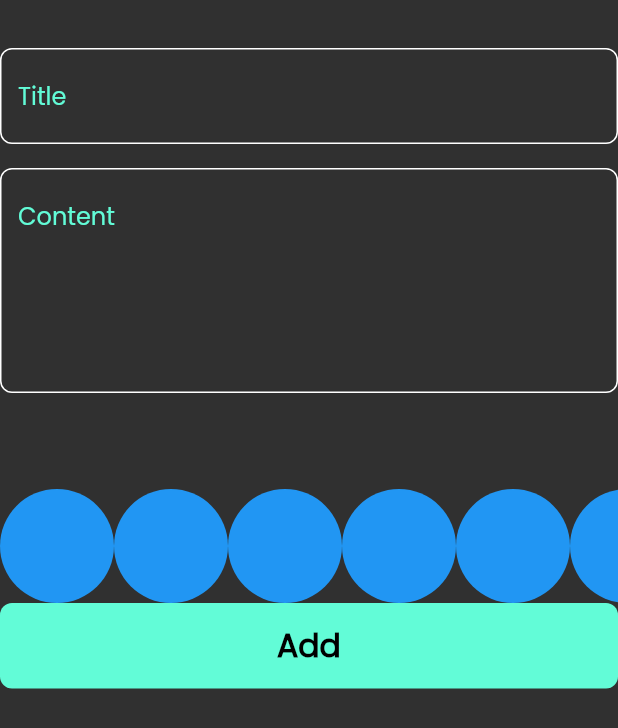
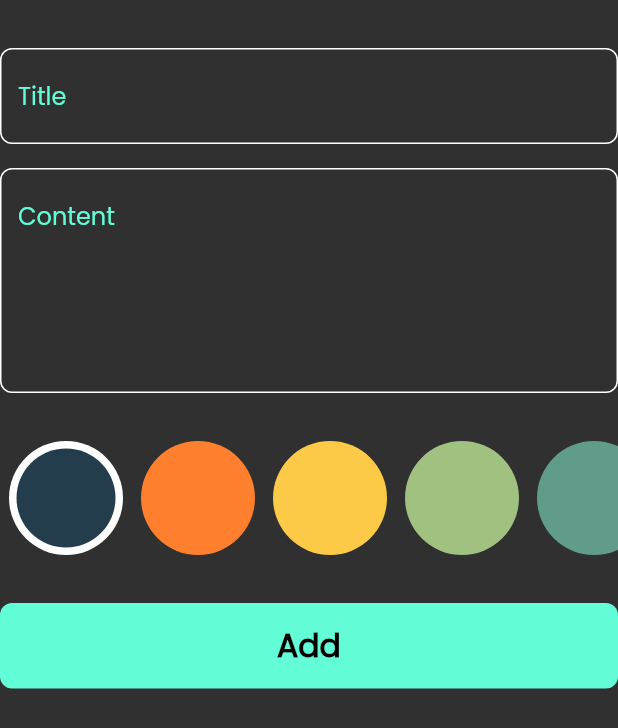
Before and after one commit to AmeerHz/notes_app, a Flutter app: the AddNoteForm widget shown alone on an empty page, opened directly, on a phone screen of 412 x 824 dp. Shown: the top 728 px of the screen. Run offline on Flutter 3.47's test engine with Material 2 defaults, Android fonts, the phone set to English and light mode, and no system bars; our stand-ins replace bloc, flutter_bloc, font_awesome_flutter, hive, hive_flutter, modal_progress_hud_nsn; accounts and stored records are empty.

Commit message:
colors list view part 2

```diff
--- a/lib/views/widgets/add_note_form.dart
+++ b/lib/views/widgets/add_note_form.dart
@@ -47,9 +47,12 @@ class _AddNoteFormState extends State<AddNoteForm> {
             maxLines: 5,
           ),
           const SizedBox(
-            height: 64,
+            height: 32,
           ),
           const ColorsListView(),
+          const SizedBox(
+            height: 32,
+          ),
           BlocBuilder<AddNoteCubit, AddNoteState>(
             builder: (context, state) {
               return CustomButton(
--- a/lib/views/widgets/colors_list_view.dart
+++ b/lib/views/widgets/colors_list_view.dart
@@ -1,30 +1,65 @@
 import 'package:flutter/material.dart';
 
 class ColorItem extends StatelessWidget {
-  const ColorItem({super.key});
-
+  const ColorItem({super.key, required this.isSelected, required this.color});
+  final bool isSelected;
+  final Color color ;
   @override
   Widget build(BuildContext context) {
-    return const CircleAvatar(
-      backgroundColor: Colors.blue,
+    return isSelected
+        ?  CircleAvatar(
+            backgroundColor: Colors.white,
+            radius: 38,
+            child: CircleAvatar(
+              backgroundColor: color,
+              radius: 33,
+            ),
+          )
+        :  CircleAvatar(
+            backgroundColor:color,
             radius: 38,
           );
   }
 }
 
-class ColorsListView extends StatelessWidget {
+class ColorsListView extends StatefulWidget {
   const ColorsListView({super.key});
 
   @override
+  State<ColorsListView> createState() => _ColorsListViewState();
+}
+
+int currentIndex = 0;
+List<Color> colors = const [
+  Color(0xff233d4d),
+  Color(0xfffe7f2d),
+  Color(0xfffcca46),
+  Color(0xffa1c181),
+  Color(0xff619b8a),
+];
+
+class _ColorsListViewState extends State<ColorsListView> {
+  @override
   Widget build(BuildContext context) {
     return SizedBox(
-      height: 38 *2,
+      height: 38 * 2,
       child: ListView.builder(
-        itemCount: 10,
+          itemCount: colors.length,
           scrollDirection: Axis.horizontal,
           itemBuilder: (context, index) {
-
-        return const ColorItem();
+            return Padding(
+              padding: const EdgeInsets.symmetric(horizontal: 6),
+              child: GestureDetector(
+                onTap: () {
+                  currentIndex = index;
+                  setState(() {});
+                },
+                child: ColorItem(
+                  color: colors[index],
+                  isSelected: currentIndex == index,
+                ),
+              ),
+            );
           }),
     );
   }
```
Lines whose indentation alone changed are shown as unchanged.
